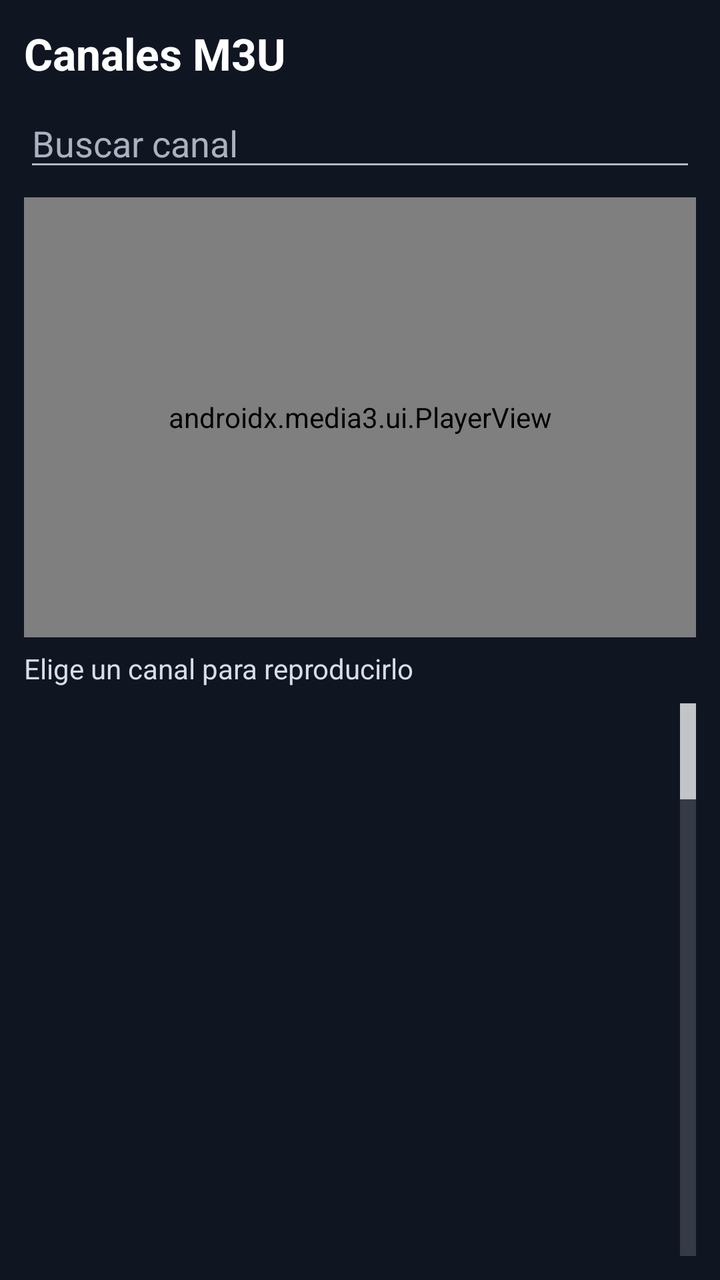
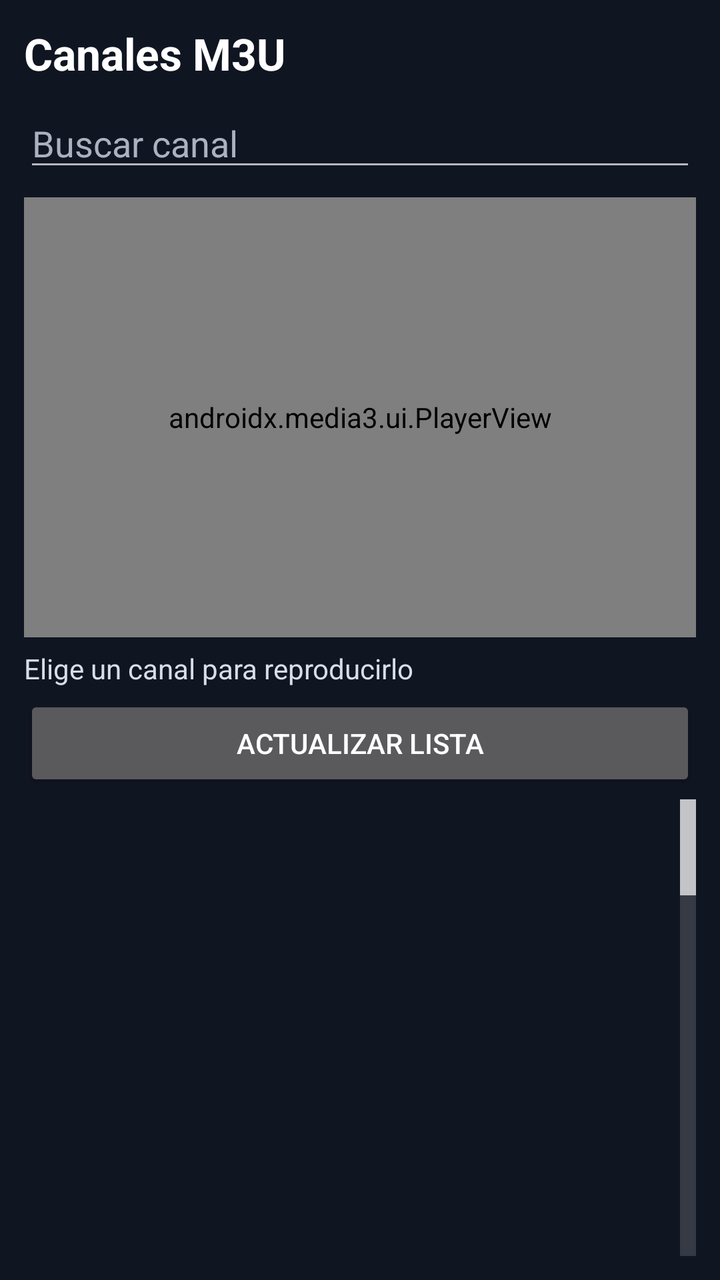

Compare the two renders of this Android layout. The source of the first and the diff that turns it into the second are given below.
<!-- AndroidManifest.xml: application theme android:Theme.Material.NoActionBar -->
<!-- res/layout/activity_main.xml -->
<?xml version="1.0" encoding="utf-8"?>
<LinearLayout xmlns:android="http://schemas.android.com/apk/res/android"
    xmlns:app="http://schemas.android.com/apk/res-auto"
    android:id="@+id/rootLayout"
    android:layout_width="match_parent"
    android:layout_height="match_parent"
    android:background="#101522"
    android:orientation="vertical"
    android:padding="12dp">

    <TextView
        android:layout_width="match_parent"
        android:layout_height="wrap_content"
        android:paddingBottom="8dp"
        android:text="Canales M3U"
        android:textColor="#FFFFFF"
        android:textSize="22sp"
        android:textStyle="bold" />

    <EditText
        android:id="@+id/searchInput"
        android:layout_width="match_parent"
        android:layout_height="wrap_content"
        android:hint="Buscar canal"
        android:inputType="text"
        android:singleLine="true"
        android:textColor="#FFFFFF"
        android:textColorHint="#AAB2C0" />

    <androidx.media3.ui.PlayerView
        android:id="@+id/playerView"
        android:layout_width="match_parent"
        android:layout_height="220dp"
        android:layout_marginTop="8dp"
        app:show_buffering="when_playing"
        app:use_controller="true" />

    <TextView
        android:id="@+id/statusText"
        android:layout_width="match_parent"
        android:layout_height="wrap_content"
        android:paddingTop="6dp"
        android:paddingBottom="4dp"
        android:text="Elige un canal para reproducirlo"
        android:textColor="#D8DEE9"
        android:textSize="14sp" />

    <Button
        android:id="@+id/openExternalButton"
        android:layout_width="match_parent"
        android:layout_height="wrap_content"
        android:text="Abrir en VLC u otro reproductor"
        android:visibility="gone" />

    <ListView
        android:id="@+id/channelList"
        android:layout_width="match_parent"
        android:layout_height="0dp"
        android:layout_marginTop="4dp"
        android:layout_weight="1"
        android:divider="#30384A"
        android:dividerHeight="1dp"
        android:fastScrollEnabled="true" />
</LinearLayout>
<!-- resources referenced by this layout -->
<resources>

</resources>

<!-- the commit's change to res/layout/activity_main.xml (unified diff, before → after) -->
@@ -46,6 +46,12 @@
         android:textSize="14sp" />
 
     <Button
+        android:id="@+id/refreshChannelsButton"
+        android:layout_width="match_parent"
+        android:layout_height="wrap_content"
+        android:text="Actualizar lista" />
+
+    <Button
         android:id="@+id/openExternalButton"
         android:layout_width="match_parent"
         android:layout_height="wrap_content"
